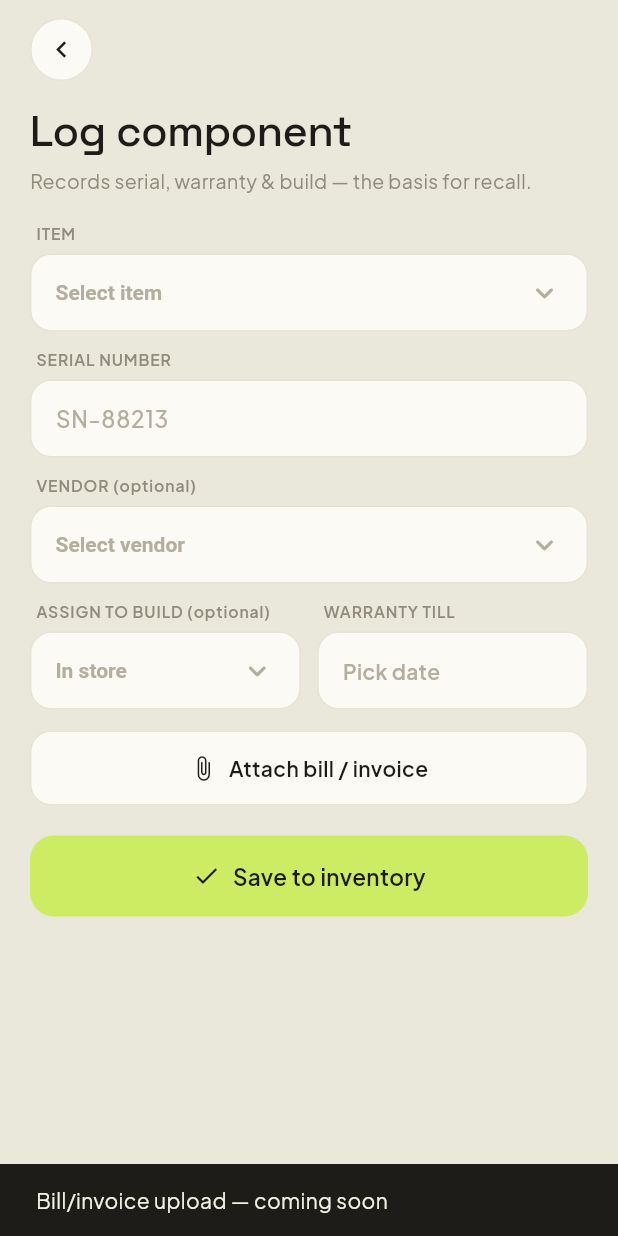
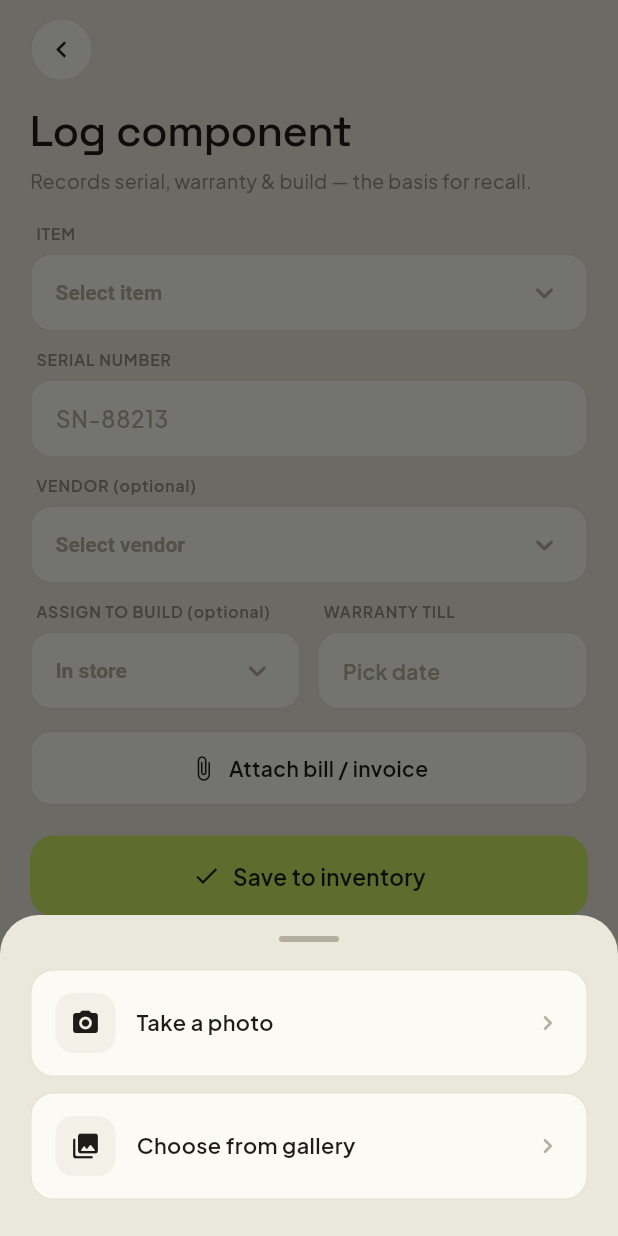
Before and after one commit to ShivanshPande19/BuildTrack, a Flutter app: the LogComponent screen opened directly, after a tap on "Attach bill / invoice", on a phone screen of 412 x 824 dp. Run offline on Flutter 3.47's test engine with Material 3 defaults, Android fonts, the phone set to English and light mode, and no system bars; our stand-ins replace file_picker, flutter_riverpod, go_router, google_fonts, image_picker, supabase_flutter; missing offline and left inert: mobile_scanner, model_viewer_plus; accounts and stored records are empty.

Commit message:
Bill capture + viewer: the other half of Hero #2
component_instances.bill_url existed but nothing ever wrote or read it. Store
intake said 'Bill/invoice upload — coming soon' and the component detail said
'Bill viewer — coming soon', so warranty told you a part was covered but there
was no bill to actually claim it with.

- StoreRepo.uploadBill() puts a bill image in builds/bills/ (staff can write
  the bucket, 0011); logComponent() now takes billUrl and stores it.
- Log-component screen: 'Attach bill / invoice' now opens the camera/gallery
  picker (same downscaling as site photos), previews the pick with its size,
  and clears it; the bill uploads on save and goes in with the component.
- Component detail: the Bill button opens the stored bill full-screen and
  zoomable, or says none was attached. Label reflects whether one exists.
- ComponentRow carries bill_url (added to _compSelect); hasBill helper.

No schema change (column already there). No new permissions (staff already
write the bucket and component_instances). Frontend-only, branched from main.

Delimiters balanced. analyze + test + Android + backend run in CI.

```diff
--- a/app/lib/features/store/log_component.dart
+++ b/app/lib/features/store/log_component.dart
@@ -4,6 +4,7 @@ import 'package:intl/intl.dart';
 import '../../core/theme.dart';
 import '../../data/models.dart';
 import '../../data/repositories.dart';
+import '../../shared/photo_picker.dart';
 import '../../shared/widgets.dart';
 
 /// Store — log a component at intake (st3): item + serial + warranty + assign to build.
@@ -18,6 +19,7 @@ class _LogComponentState extends ConsumerState<LogComponent> {
   final _serial = TextEditingController();
   String? _itemId, _vendorId, _projectId;
   DateTime? _warrantyEnd;
+  PickedPhoto? _bill; // bill/invoice image, uploaded on save
   final List<OptRef> _extraItems = [];
   bool _saving = false;
   String? _error;
@@ -31,9 +33,17 @@ class _LogComponentState extends ConsumerState<LogComponent> {
     }
     setState(() { _saving = true; _error = null; });
     try {
-      await ref.read(storeRepoProvider).logComponent(
+      final repo = ref.read(storeRepoProvider);
+      // Upload the bill first (if one was attached) so its URL goes in with the
+      // component in a single insert.
+      String? billUrl;
+      if (_bill != null) {
+        billUrl = await repo.uploadBill(_bill!.bytes,
+          filename: _bill!.filename, contentType: _bill!.contentType);
+      }
+      await repo.logComponent(
         itemId: _itemId!, serial: _serial.text.trim(),
-        vendorId: _vendorId, warrantyEnd: _warrantyEnd, projectId: _projectId);
+        vendorId: _vendorId, warrantyEnd: _warrantyEnd, projectId: _projectId, billUrl: billUrl);
       ref.invalidate(componentsProvider);
       if (mounted) {
         Navigator.pop(context);
@@ -129,13 +139,27 @@ class _LogComponentState extends ConsumerState<LogComponent> {
           const SizedBox(height: 14),
           GestureDetector(
             behavior: HitTestBehavior.opaque,
-            onTap: () => ScaffoldMessenger.of(context).showSnackBar(
-              const SnackBar(backgroundColor: BT.ink, content: Text('Bill/invoice upload — coming soon'))),
+            onTap: () async {
+              final picked = await pickPhoto(context);
+              if (picked != null) setState(() => _bill = picked);
+            },
             child: Container(height: 50, alignment: Alignment.center,
-              decoration: BoxDecoration(color: BT.card, borderRadius: BorderRadius.circular(14), border: Border.all(color: BT.line)),
-              child: const Row(mainAxisAlignment: MainAxisAlignment.center, children: [
-                Icon(Icons.attach_file_rounded, size: 18, color: BT.ink), SizedBox(width: 8),
-                Text('Attach bill / invoice', style: TextStyle(fontWeight: FontWeight.w600)),
+              decoration: BoxDecoration(
+                color: _bill == null ? BT.card : BT.lime,
+                borderRadius: BorderRadius.circular(14),
+                border: Border.all(color: _bill == null ? BT.line : Colors.transparent)),
+              child: Row(mainAxisAlignment: MainAxisAlignment.center, children: [
+                Icon(_bill == null ? Icons.attach_file_rounded : Icons.check_rounded, size: 18, color: BT.ink),
+                const SizedBox(width: 8),
+                Text(_bill == null ? 'Attach bill / invoice' : 'Bill attached · ${_bill!.sizeLabel}',
+                  style: const TextStyle(fontWeight: FontWeight.w600)),
+                if (_bill != null) ...[
+                  const SizedBox(width: 10),
+                  GestureDetector(
+                    behavior: HitTestBehavior.opaque,
+                    onTap: () => setState(() => _bill = null),
+                    child: const Icon(Icons.close_rounded, size: 17, color: Color(0xFF3A4A12))),
+                ],
               ])),
           ),
 
```
Also changed, not shown: app/lib/data/models.dart (+5 -2 lines), app/lib/data/repositories.dart (+10 -2 lines), app/lib/features/store/component_detail.dart (+15 -2 lines).
